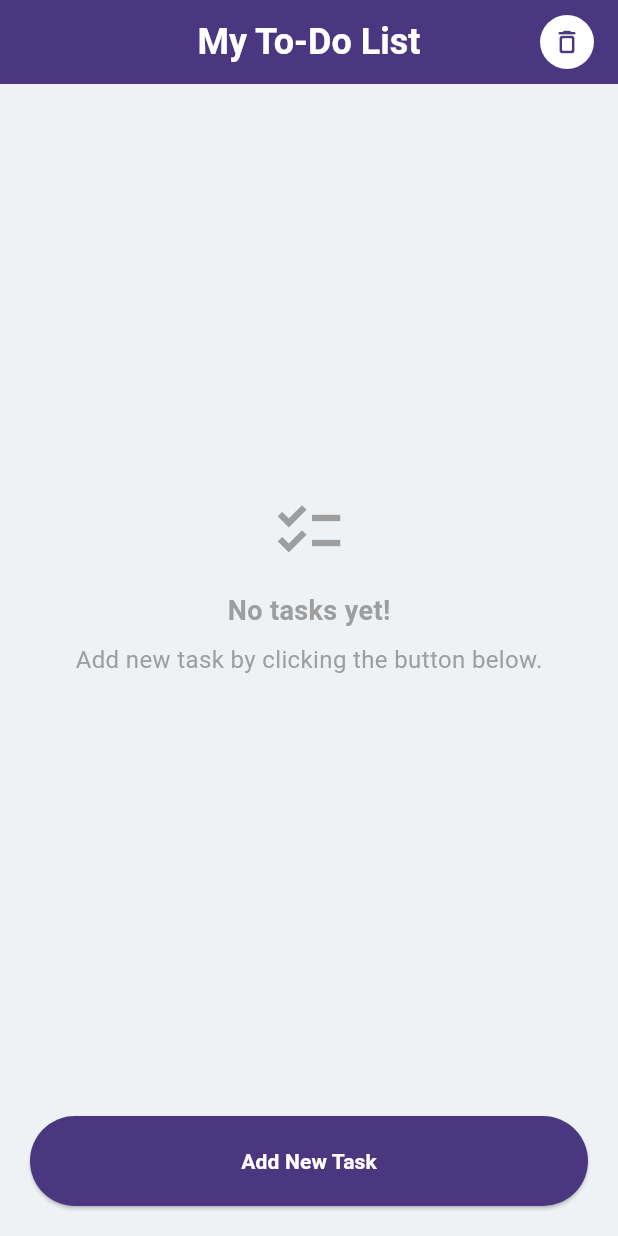
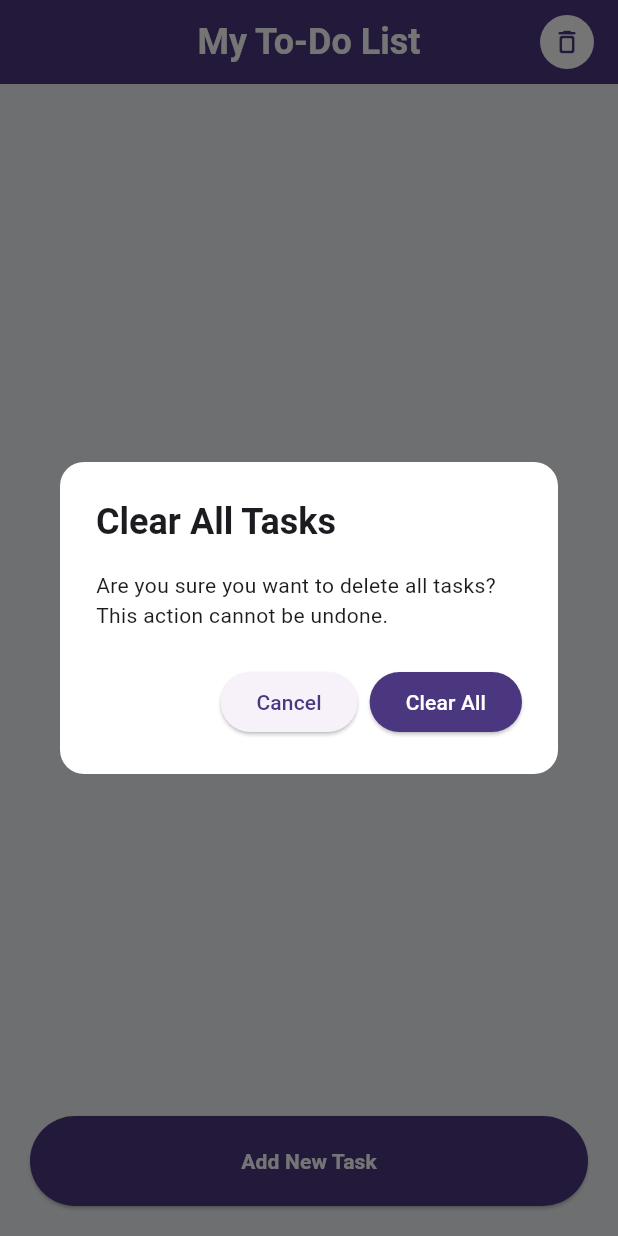
Before and after one commit to jeeesher/checklist_to_do_app, a Flutter app: the screen it shows after launch, after a tap on the "delete outline" icon, on a phone screen of 412 x 824 dp. Run offline on Flutter 3.47's test engine with Material 3 defaults, Android fonts, the phone set to English and light mode, and no system bars; our stand-ins replace flutter_bloc, shared_preferences.

Commit message:
Made changes to the clear all dialog

```diff
--- a/lib/module/main/presentation/page/checklist.page.dart
+++ b/lib/module/main/presentation/page/checklist.page.dart
@@ -45,7 +45,13 @@ class ChecklistPage extends StatelessWidget {
                 color: Color(0xFF4A3780),
                 size: 20,
               ),
-              onPressed: () => ConfirmDialog.show(context),
+              onPressed: () => ConfirmDialog.show(
+                context: context,
+                title: 'Clear All Tasks',
+                message: 'Are you sure you want to delete all tasks? This action cannot be undone.',
+                confirmText: 'Clear All',
+                onConfirm: () => context.read<TaskCubit>().clearAllTasks(),
+              ),
               tooltip: 'Clear All Tasks',
             ),
           ),
```
